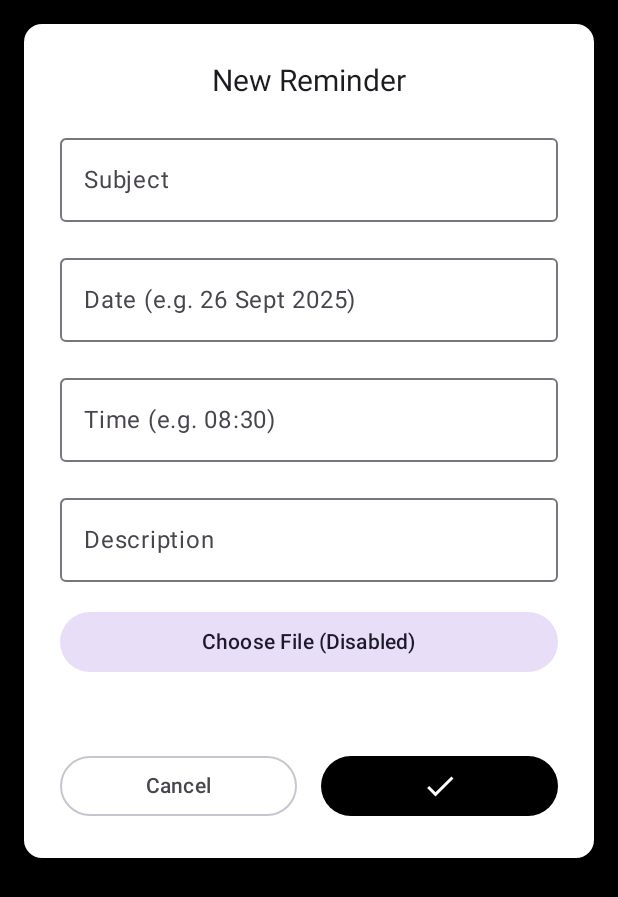
After one commit to aaufarhan/kulnote, an Android app built with Jetpack Compose: the composable AddReminderForm shown on its own in the app's theme, on a phone screen of 412 x 824 dp. The commit adds this screen. Shown: the top 897 px of the screen. Run offline under Robolectric (Android 15) with nearby library versions, the phone set to English and light mode, and no system bars.

Commit message:
reminder hampir done

```diff
--- a/app/src/main/java/com/example/kulnote/ui/navigation/BottomNavBar.kt
+++ b/app/src/main/java/com/example/kulnote/ui/navigation/BottomNavBar.kt
@@ -19,7 +19,7 @@ fun BottomNavBar(navController: NavController) {
     val items = listOf(
         BottomNavItem("Notes", R.drawable.ic_note_inactive, R.drawable.ic_note_active, "note_folders"),
 //        BottomNavItem("Schedule", R.drawable.ic_schedule_inactive, R.drawable.ic_schedule_active, "schedule"),
-//        BottomNavItem("Reminder", R.drawable.ic_reminder_inactive, R.drawable.ic_reminder_active, "reminder"),
+        BottomNavItem("Reminder", R.drawable.ic_reminder_inactive, R.drawable.ic_reminder_active, "reminder"),
         BottomNavItem("Add", R.drawable.ic_add_inactive, R.drawable.ic_add_inactive, "add_page") // pakai Material Icon bawaan
     )
 
--- /dev/null
+++ b/app/src/main/java/com/example/kulnote/ui/screen/reminder/AddReminderForm.kt
@@ -0,0 +1,179 @@
+package com.example.kulnote.ui.screen.reminder
+
+import androidx.compose.foundation.layout.*
+import androidx.compose.foundation.text.KeyboardOptions
+import androidx.compose.material.icons.Icons
+import androidx.compose.material.icons.filled.Check
+import androidx.compose.material3.*
+import androidx.compose.runtime.*
+import androidx.compose.ui.Alignment
+import androidx.compose.ui.Modifier
+import androidx.compose.ui.text.AnnotatedString
+import androidx.compose.ui.text.input.KeyboardType
+import androidx.compose.ui.text.input.OffsetMapping
+import androidx.compose.ui.text.input.TransformedText
+import androidx.compose.ui.text.input.VisualTransformation
+import androidx.compose.ui.unit.dp
+import androidx.compose.ui.unit.sp
+import com.example.kulnote.data.viewmodel.ReminderViewModel
+import com.example.kulnote.data.model.ReminderInput
+
+// ✅ Tambahan aman: Format otomatis untuk jam (08:30)
+class TimeVisualTransformation : VisualTransformation {
+    override fun filter(text: AnnotatedString): TransformedText {
+        val trimmed = if (text.text.length >= 4) text.text.substring(0..3) else text.text
+        var out = ""
+        for (i in trimmed.indices) {
+            out += trimmed[i]
+            if (i == 1) out += ":"
+        }
+        val offsetTranslator = object : OffsetMapping {
+            override fun originalToTransformed(offset: Int): Int {
+                return when {
+                    offset <= 2 -> offset
+                    offset <= 4 -> offset + 1
+                    else -> 5
+                }
+            }
+
+            override fun transformedToOriginal(offset: Int): Int {
+                return when {
+                    offset <= 2 -> offset
+                    offset <= 5 -> offset - 1
+                    else -> 4
+                }
+            }
+        }
+        return TransformedText(AnnotatedString(out), offsetTranslator)
+    }
+}
+
+@OptIn(ExperimentalMaterial3Api::class)
+@Composable
+fun AddReminderForm(
+    onDismiss: () -> Unit,
+    viewModel: ReminderViewModel
+) {
+    var subject by remember { mutableStateOf("") }
+    var date by remember { mutableStateOf("") }
+    var time by remember { mutableStateOf("") }
+    var description by remember { mutableStateOf("") }
+
+    Card(
+        modifier = Modifier
+            .fillMaxWidth()
+            .wrapContentHeight()
+            .padding(16.dp),
+        shape = MaterialTheme.shapes.medium,
+        colors = CardDefaults.cardColors(
+            containerColor = MaterialTheme.colorScheme.surface
+        ),
+        elevation = CardDefaults.cardElevation(defaultElevation = 8.dp)
+    ) {
+        Column(
+            modifier = Modifier.padding(24.dp),
+            verticalArrangement = Arrangement.spacedBy(16.dp),
+            horizontalAlignment = Alignment.CenterHorizontally
+        ) {
+            Text(
+                text = "New Reminder",
+                style = MaterialTheme.typography.titleLarge,
+                fontSize = 20.sp,
+                color = MaterialTheme.colorScheme.onSurface
+            )
+
+            OutlinedTextField(
+                value = subject,
+                onValueChange = { subject = it },
+                label = { Text("Subject") },
+                singleLine = true,
+                modifier = Modifier.fillMaxWidth()
+            )
+
+            OutlinedTextField(
+                value = date,
+                onValueChange = { date = it },
+                label = { Text("Date (e.g. 26 Sept 2025)") },
+                singleLine = true,
+                modifier = Modifier.fillMaxWidth()
+            )
+
+            // ✅ Revisi: field time pakai TimeVisualTransformation
+            OutlinedTextField(
+                value = time,
+                onValueChange = { newValue ->
+                    val filtered = newValue.filter { it.isDigit() }.take(4)
+                    time = filtered
+                },
+                label = { Text("Time (e.g. 08:30)") },
+                singleLine = true,
+                keyboardOptions = KeyboardOptions(keyboardType = KeyboardType.Number),
+                visualTransformation = TimeVisualTransformation(),
+                modifier = Modifier.fillMaxWidth()
+            )
+
+            OutlinedTextField(
+                value = description,
+                onValueChange = { description = it },
+                label = { Text("Description") },
+                modifier = Modifier.fillMaxWidth(),
+                maxLines = 3
+            )
+
+            // Tombol Add File (nonaktif)
+            Button(
+                onClick = { /* Belum aktif */ },
+                modifier = Modifier.fillMaxWidth(),
+                colors = ButtonDefaults.buttonColors(
+                    containerColor = MaterialTheme.colorScheme.secondaryContainer
+                )
+            ) {
+                Text(
+                    "Choose File (Disabled)",
+                    color = MaterialTheme.colorScheme.onSecondaryContainer
+                )
+            }
+
+            Spacer(modifier = Modifier.height(16.dp))
+
+            Row(
+                modifier = Modifier.fillMaxWidth(),
+                horizontalArrangement = Arrangement.SpaceBetween
+            ) {
+                OutlinedButton(
+                    onClick = onDismiss,
+                    modifier = Modifier
+                        .weight(1f)
+                        .padding(end = 8.dp)
+                ) {
+                    Text("Cancel")
+                }
+
+                Button(
+                    // ✅ Revisi aman: data tersimpan ke ViewModel sebelum tutup
+                    onClick = {
+                        if (subject.isNotBlank() && date.isNotBlank() && time.isNotBlank()) {
+                            viewModel.saveNewReminder(
+                                ReminderInput(
+                                    subject = subject,
+                                    date = date,
+                                    time = time,
+                                    description = description
+                                )
+                            )
+                        }
+                        onDismiss()
+                    },
+                    modifier = Modifier
+                        .weight(1f)
+                        .padding(start = 8.dp)
+                ) {
+                    Icon(
+                        imageVector = Icons.Default.Check,
+                        contentDescription = "Save"
+                    )
+                }
+            }
+        }
+    }
+}
--- a/app/src/main/java/com/example/kulnote/ui/screen/reminder/AddReminderScreen.kt
+++ /dev/null
@@ -1 +0,0 @@
-package com.example.kulnote.ui.screen.reminder
```
Also changed, not shown: app/src/main/java/com/example/kulnote/MainActivity.kt (+14 -3 lines), app/src/main/java/com/example/kulnote/data/model/Reminder.kt (+8 -0 lines), app/src/main/java/com/example/kulnote/data/model/ReminderInput.kt (added, +8 -0 lines), app/src/main/java/com/example/kulnote/data/viewmodel/ReminderViewModel.kt (+28 -0 lines), app/src/main/java/com/example/kulnote/ui/screen/addpage/AddPageScreen.kt (+15 -3 lines), app/src/main/java/com/example/kulnote/ui/screen/reminder/ReminderListScreen.kt (+136 -0 lines).
